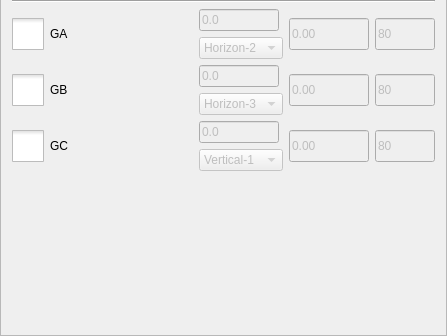
Above: hcinstruction/actionsettingframe.ui from GaussCheng/2-5AxisPunch before the change; both pictures show x 0 to 447 and y 329 to 665 of the 447 by 665 pixel window. Below: the same form after it.
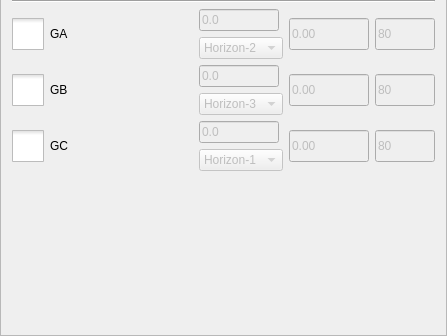
That is the form after the change. Icons and pictures are not drawn. Custom widgets are drawn as their Qt base class.

```diff
--- a/hcinstruction/actionsettingframe.ui
+++ b/hcinstruction/actionsettingframe.ui
@@ -1022,9 +1022,12 @@
        <property name="enabled">
         <bool>false</bool>
        </property>
+       <property name="currentIndex">
+        <number>0</number>
+       </property>
        <item>
         <property name="text">
-         <string>Vertical-1</string>
+         <string>Horizon-1</string>
         </property>
        </item>
        <item>
```
Left out of the diff: 2 changed lines with no effect on the pictures.
